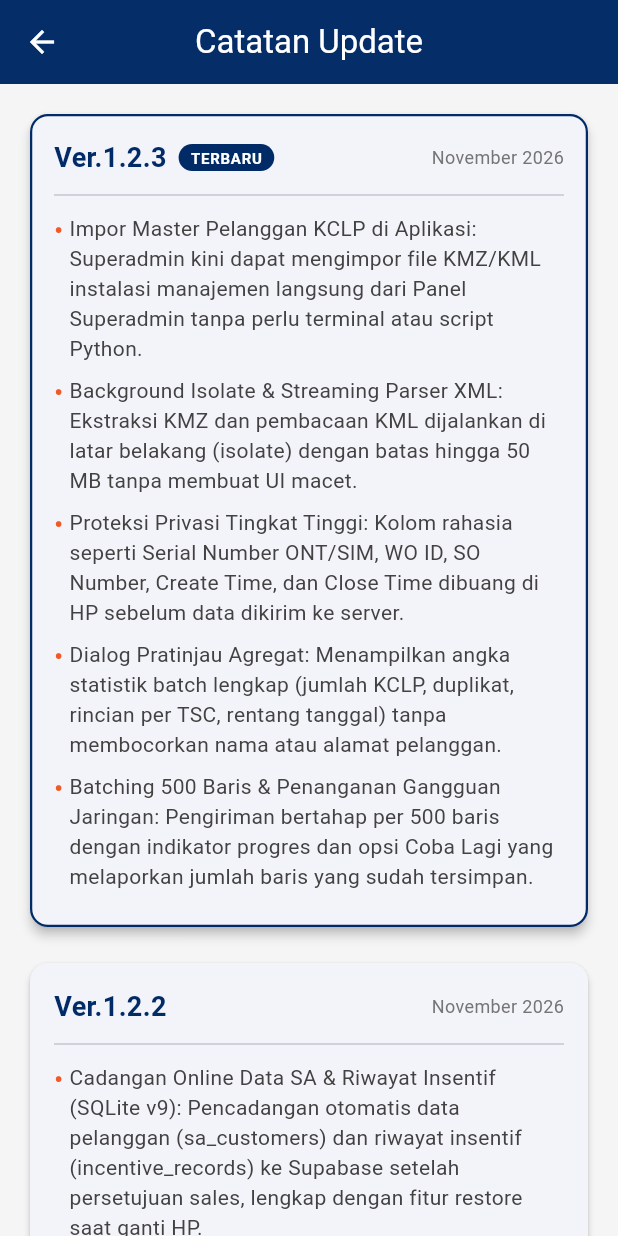
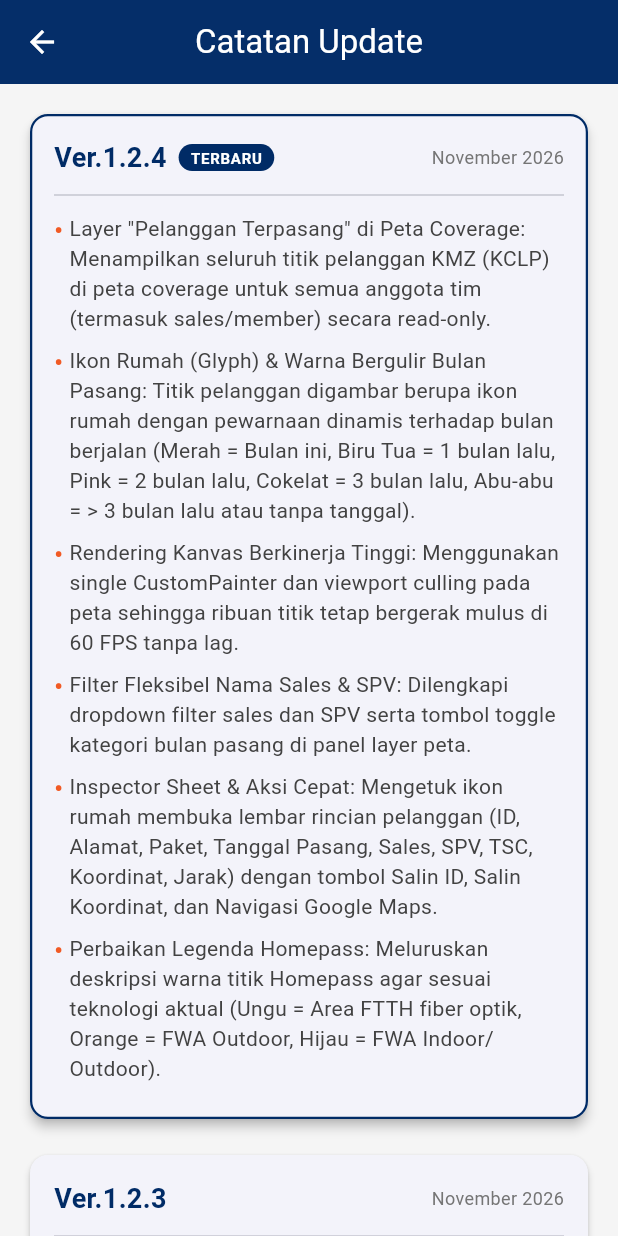
Before and after one commit to fadli87/dsa_incentive_tracker, a Flutter app: the UpdateNotesScreen screen opened directly, on a phone screen of 412 x 824 dp. Run offline on Flutter 3.47's test engine with Material 3 defaults, Android fonts, the phone set to English and light mode, and no system bars; our stand-ins replace connectivity_plus, csv, file_picker, flutter_map, flutter_riverpod, flutter_secure_storage and 8 more; accounts and stored records are empty.

Commit message:
docs(map-points): document installed customer map layer and bump version to v1.2.4+18 (Phase 13E)

```diff
--- a/lib/core/constants/app_constants.dart
+++ b/lib/core/constants/app_constants.dart
@@ -3,8 +3,8 @@ class AppConstants {
   AppConstants._();
 
   static const String appName = 'DSA XL Satu Handbook';
-  static const String appVersion = 'v1.2.3';
-  static const String appVersionDisplay = 'Ver.1.2.3';
+  static const String appVersion = 'v1.2.4';
+  static const String appVersionDisplay = 'Ver.1.2.4';
 
   static const List<String> _indonesianMonths = [
     'Januari',
--- a/lib/ui/screens/update_notes_screen.dart
+++ b/lib/ui/screens/update_notes_screen.dart
@@ -19,9 +19,23 @@ class UpdateNotesScreen extends StatelessWidget {
           crossAxisAlignment: CrossAxisAlignment.start,
           children: [
             _buildVersionCard(
+              version: 'Ver.1.2.4',
+              date: 'November 2026',
+              isLatest: true,
+              changes: [
+                'Layer "Pelanggan Terpasang" di Peta Coverage: Menampilkan seluruh titik pelanggan KMZ (KCLP) di peta coverage untuk semua anggota tim (termasuk sales/member) secara read-only.',
+                'Ikon Rumah (Glyph) & Warna Bergulir Bulan Pasang: Titik pelanggan digambar berupa ikon rumah dengan pewarnaan dinamis terhadap bulan berjalan (Merah = Bulan ini, Biru Tua = 1 bulan lalu, Pink = 2 bulan lalu, Cokelat = 3 bulan lalu, Abu-abu = > 3 bulan lalu atau tanpa tanggal).',
+                'Rendering Kanvas Berkinerja Tinggi: Menggunakan single CustomPainter dan viewport culling pada peta sehingga ribuan titik tetap bergerak mulus di 60 FPS tanpa lag.',
+                'Filter Fleksibel Nama Sales & SPV: Dilengkapi dropdown filter sales dan SPV serta tombol toggle kategori bulan pasang di panel layer peta.',
+                'Inspector Sheet & Aksi Cepat: Mengetuk ikon rumah membuka lembar rincian pelanggan (ID, Alamat, Paket, Tanggal Pasang, Sales, SPV, TSC, Koordinat, Jarak) dengan tombol Salin ID, Salin Koordinat, dan Navigasi Google Maps.',
+                'Perbaikan Legenda Homepass: Meluruskan deskripsi warna titik Homepass agar sesuai teknologi aktual (Ungu = Area FTTH fiber optik, Orange = FWA Outdoor, Hijau = FWA Indoor/Outdoor).',
+              ],
+            ),
+            const SizedBox(height: 16),
+            _buildVersionCard(
               version: 'Ver.1.2.3',
               date: 'November 2026',
-              isLatest: true,
+              isLatest: false,
               changes: [
                 'Impor Master Pelanggan KCLP di Aplikasi: Superadmin kini dapat mengimpor file KMZ/KML instalasi manajemen langsung dari Panel Superadmin tanpa perlu terminal atau script Python.',
                 'Background Isolate & Streaming Parser XML: Ekstraksi KMZ dan pembacaan KML dijalankan di latar belakang (isolate) dengan batas hingga 50 MB tanpa membuat UI macet.',
--- a/pubspec.yaml
+++ b/pubspec.yaml
@@ -16,7 +16,7 @@ publish_to: 'none' # Remove this line if you wish to publish to pub.dev
 # https://developer.apple.com/library/archive/documentation/General/Reference/InfoPlistKeyReference/Articles/CoreFoundationKeys.html
 # In Windows, build-name is used as the major, minor, and patch parts
 # of the product and file versions while build-number is used as the build suffix.
-version: 1.2.3+17
+version: 1.2.4+18
 
 environment:
   sdk: ^3.12.2
```
Also changed, not shown: 3 other files.
